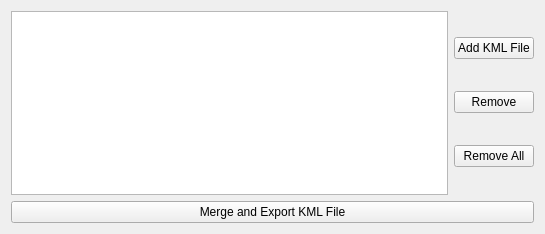
Before: the Qt Designer form mslib/msui/ui/ui_kmloverlay_dockwidget.ui in Open-MSS/MSS, drawn with Qt 5.
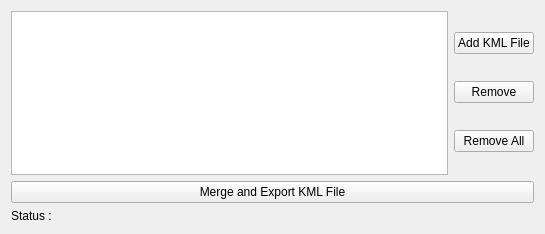
After: the same form once the commit is applied.

Commit message: Added Status Bar for helpful messages

Diff of the .ui file:
```diff
--- a/mslib/msui/ui/ui_kmloverlay_dockwidget.ui
+++ b/mslib/msui/ui/ui_kmloverlay_dockwidget.ui
@@ -91,6 +91,13 @@
      </property>
     </widget>
    </item>
+   <item>
+    <widget class="QLabel" name="labelStatusBar">
+     <property name="text">
+      <string>Status : </string>
+     </property>
+    </widget>
+   </item>
   </layout>
  </widget>
  <resources/>
```
The commit also changes 2 other files.
